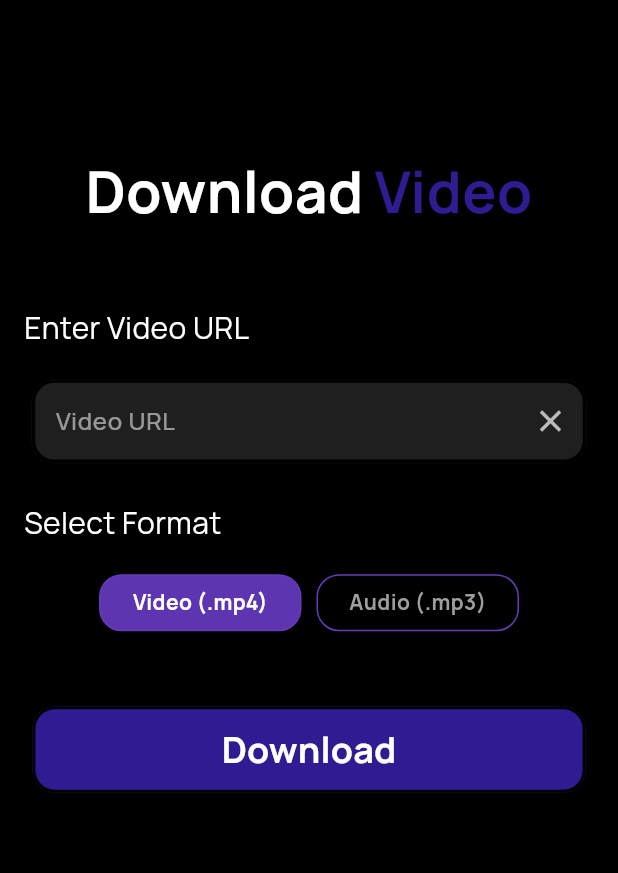
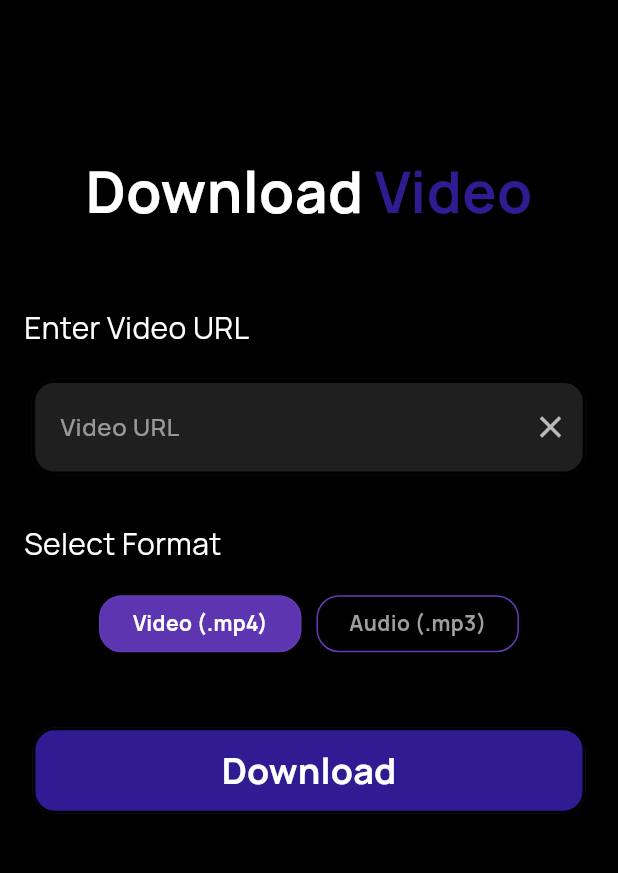
Before and after one commit to berkaykw/VidMagnet, a Flutter app: the screen it shows after launch, on a phone screen of 412 x 824 dp, the part 281-1154 px from its top. Run offline on Flutter 3.47's test engine with Material 3 defaults, Android fonts, the phone set to English and light mode, and no system bars.

Commit message:
minor update

```diff
--- a/flutter_app/lib/widgets/VideoDownloaderScreen_widgets/textField_url.dart
+++ b/flutter_app/lib/widgets/VideoDownloaderScreen_widgets/textField_url.dart
@@ -8,13 +8,18 @@ class TextField_URL extends StatelessWidget {
   Widget build(BuildContext context) {
     return Padding(
       padding: EdgeInsets.only(top: 20, left: 5, right: 5),
+      child: SizedBox(
+        height: 70,
         child: TextField(
           style: TextStyle(color: Colors.white),
           controller: controller,
           decoration: InputDecoration(
-                  suffixIcon: IconButton(onPressed: () {
+            suffixIcon: IconButton(
+              onPressed: () {
                 controller.clear();
-                  }, icon: Icon(Icons.close,color: Colors.white70,)),
+              },
+              icon: Icon(Icons.close, color: Colors.white70),
+            ),
             labelText: "Video URL",
             labelStyle: TextStyle(
               color: Colors.white54,
@@ -34,6 +39,11 @@ class TextField_URL extends StatelessWidget {
               ),
               borderRadius: BorderRadius.circular(15),
             ),
+            contentPadding: EdgeInsets.symmetric(
+              vertical: 20,
+              horizontal: 15,
+            ),
+          ),
         ),
       ),
     );
```
Lines whose indentation alone changed are shown as unchanged.
